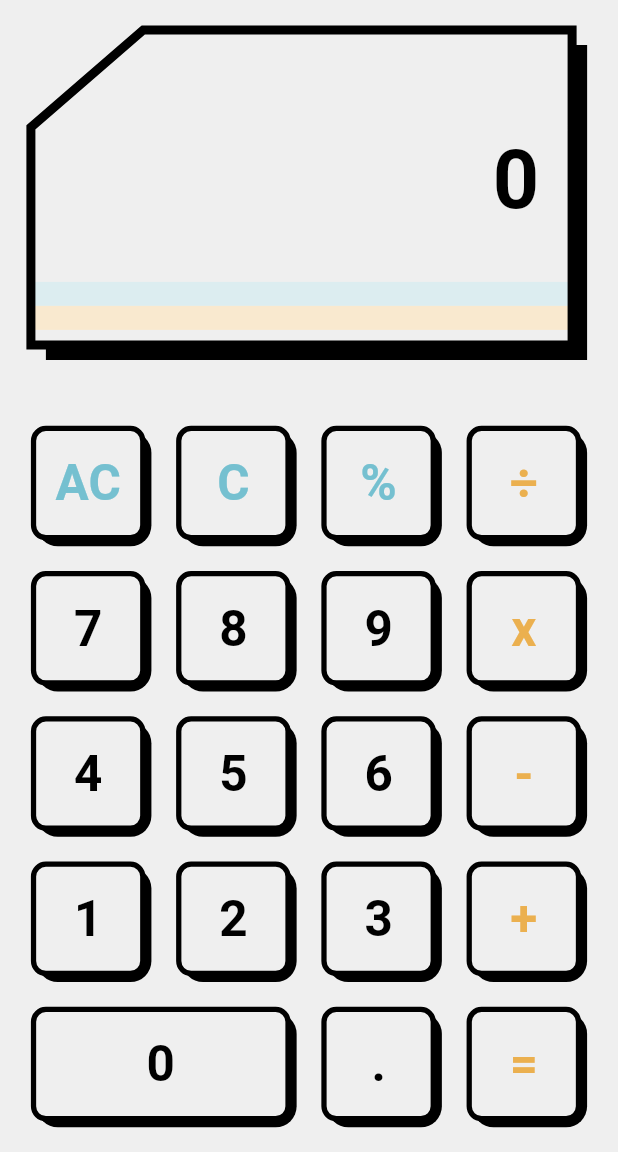
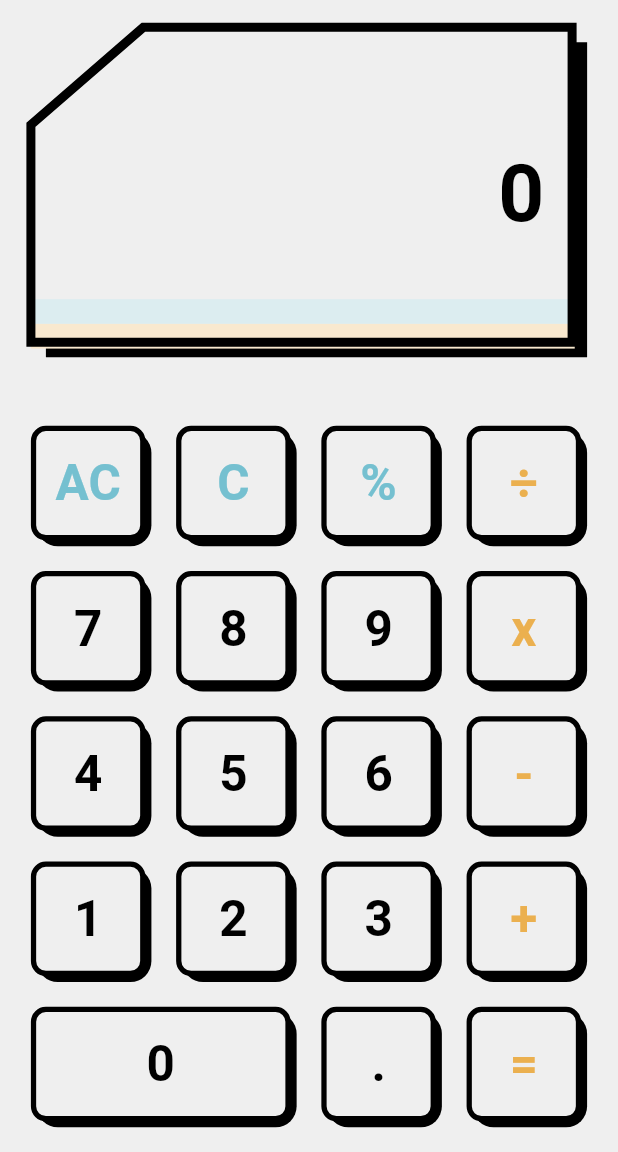
Before and after one commit to recepsenoglu/flutter_calculator, a Flutter app: the screen it shows after launch, on a phone screen of 412 x 824 dp, the part 84-1236 px from its top. Run offline on Flutter 3.47's test engine with Material 3 defaults, Android fonts, the phone set to English and light mode, and no system bars; our stand-ins replace google_fonts, shared_preferences; Roboto replaces fonts that are missing (Michroma).

Commit message:
some screen widget sizes and some operation functions fixed

```diff
--- a/lib/product/widgets/screen_widget.dart
+++ b/lib/product/widgets/screen_widget.dart
@@ -26,7 +26,8 @@ class ScreenWidget extends StatelessWidget {
     }
 
     return Padding(
-      padding: AppSizes.getHorizontalPadding(0.05).copyWith(top: 10),
+      padding: AppSizes.getHorizontalPadding(0.05)
+          .copyWith(top: AppSizes.getHeight(0.01)),
       child: Stack(
         children: [
           CustomPaint(
@@ -36,39 +37,60 @@ class ScreenWidget extends StatelessWidget {
           ),
           CustomPaint(
             painter: ScreenCanvas(
-                backgroundColor: Theme.of(context).colorScheme.onSurface),
+              backgroundColor: Theme.of(context).colorScheme.onSurface,
+            ),
             child: Container(
-              height: 200,
-              margin: const EdgeInsets.only(bottom: 0, right: 10),
+              height: AppSizes.getHeight(0.26),
+              margin: EdgeInsets.only(right: AppSizes.getWidth(0.02)),
               child: Column(
                 crossAxisAlignment: CrossAxisAlignment.end,
                 children: [
-                  const Spacer(),
-                  Padding(
-                    padding: const EdgeInsets.fromLTRB(32, 0, 22, 0),
-                    child: Text(
+                  Expanded(
+                    child: Padding(
+                      padding: AppSizes.getHorizontalPadding(0.05).copyWith(
+                        top: AppSizes.getHeight(0.02),
+                        left: AppSizes.getWidth(0.06),
+                      ),
+                      child: Column(
+                        mainAxisAlignment: MainAxisAlignment.center,
+                        crossAxisAlignment: CrossAxisAlignment.end,
+                        children: [
+                          Text(
                             operationHistory,
                             maxLines: 2,
+                            textAlign: TextAlign.right,
                             overflow: TextOverflow.ellipsis,
-                      style: Theme.of(context).textTheme.displayMedium,
+                            style: Theme.of(context)
+                                .textTheme
+                                .displayMedium
+                                ?.copyWith(
+                                  fontSize: AppSizes.getWidth(0.05),
                                 ),
                           ),
-                  Padding(
-                    padding: const EdgeInsets.symmetric(horizontal: 22),
-                    child: Text(
+                          Text(
                             result,
-                      maxLines: 1,
+                            maxLines: 2,
                             overflow: TextOverflow.ellipsis,
-                      style: Theme.of(context).textTheme.displayLarge,
+                            textAlign: TextAlign.right,
+                            style: Theme.of(context)
+                                .textTheme
+                                .displayLarge
+                                ?.copyWith(
+                                  fontSize: result.length > 13
+                                      ? AppSizes.getWidth(0.09)
+                                      : AppSizes.getWidth(0.13),
                                 ),
                           ),
-                  const Spacer(),
+                        ],
+                      ),
+                    ),
+                  ),
                   Container(
-                    height: 16,
+                    height: AppSizes.getHeight(0.02),
                     color: Theme.of(context).colorScheme.primaryContainer,
                   ),
                   Container(
-                    height: 16,
+                    height: AppSizes.getHeight(0.02),
                     color: Theme.of(context).colorScheme.secondaryContainer,
                   )
                 ],
--- a/lib/utils/action_maker.dart
+++ b/lib/utils/action_maker.dart
@@ -37,6 +37,12 @@ class ActionMaker {
         }
       }
     } else {
+      if (operations.isNotEmpty) {
+        if (lastValue!.length > 8) {
+          return;
+        }
+      }
+
       if (lastValueType == KeyType.operator) {
         if (value != "0" && value != ".") {
           provider.addToOperations(value);
```
Lines whose indentation alone changed are shown as unchanged.
